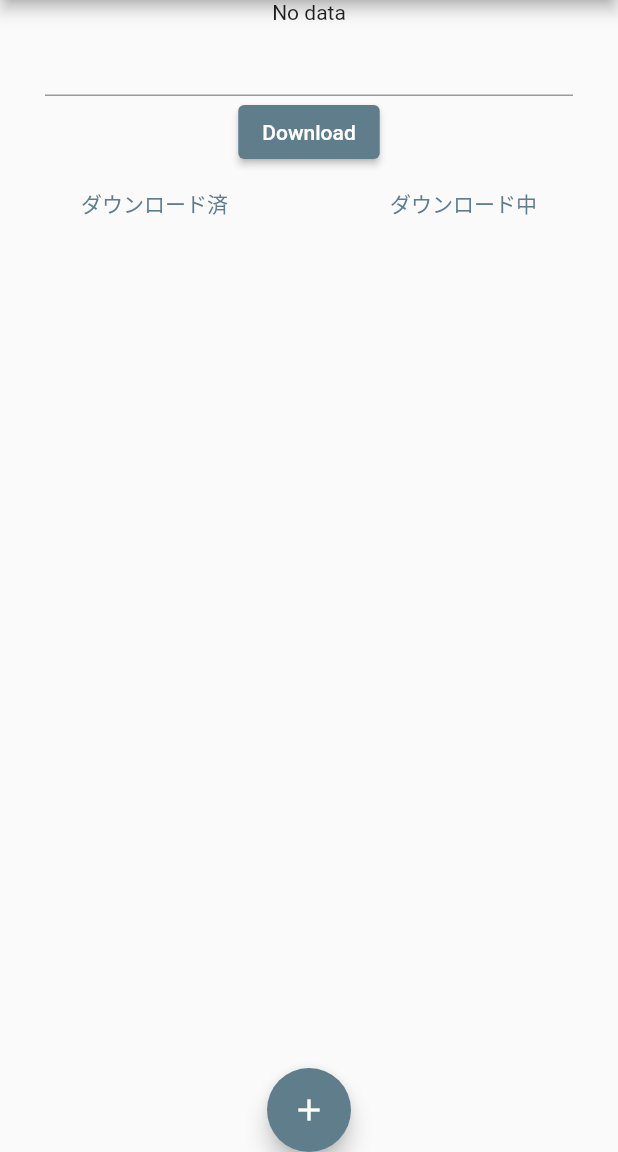
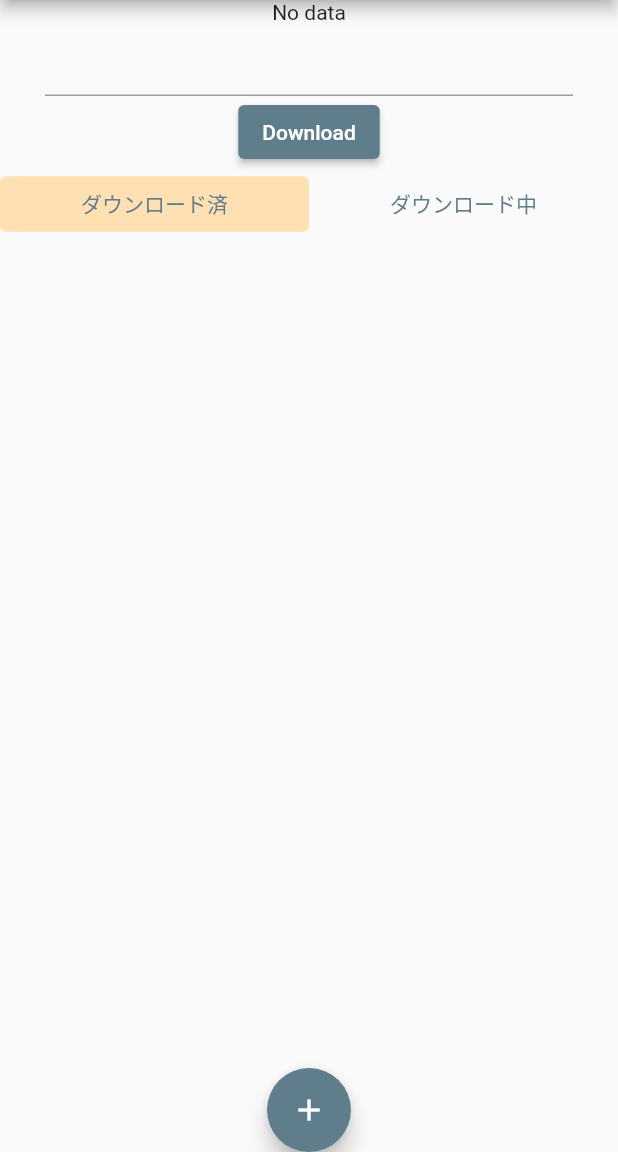
Before and after one commit to M-Shinoda/fluttube, a Flutter app: the screen it shows after launch, after a tap on "Download", after a tap on "ダウンロード済", on a phone screen of 412 x 824 dp, the part 84-1236 px from its top. Run offline on Flutter 3.47's test engine with Material 2 defaults, Android fonts, the phone set to English and light mode, and no system bars; our stand-ins replace flutter_hooks, flutter_riverpod, hooks_riverpod, permission_handler; missing offline and left inert: downloads_path_provider, receive_sharing_intent, youtube_explode_dart.

Commit message:
add download list display sepalate condition

```diff
--- a/lib/download_list.dart
+++ b/lib/download_list.dart
@@ -6,27 +6,37 @@ class UrlState {
   UrlState(this.url, this.completed);
 }
 
+class UrlStates {
+  // List<UrlState> incompList;
+  // List<UrlState> compList;
+  List<UrlState> displayList;
+  bool condition;
+  // UrlStates(this.incompList, this.compList, this.displayList);
+  UrlStates(this.displayList, this.condition);
+}
+
 final downloadListProvider =
-    StateNotifierProvider<DownloadListStateNotifier, List<UrlState>>((_) {
+    StateNotifierProvider<DownloadListStateNotifier, UrlStates>((_) {
   return DownloadListStateNotifier();
 });
 
-List<UrlState> list = [];
+List<UrlState> incompList = [];
+List<UrlState> compList = [];
+bool condition = false;
 
-class DownloadListStateNotifier extends StateNotifier<List<UrlState>> {
-  DownloadListStateNotifier() : super(<UrlState>[]);
+class DownloadListStateNotifier extends StateNotifier<UrlStates> {
+  DownloadListStateNotifier() : super(UrlStates(incompList, condition));
   void setUrl(String url) {
-    list.add(UrlState(url, false));
-    getConditionList(false);
+    incompList.add(UrlState(url, false));
+    state = UrlStates(incompList, condition);
   }
 
-  void getConditionList(bool completed) {
-    List<UrlState> conditionList = [];
-    list.forEach((state) {
-      if (state.completed == completed) {
-        conditionList.add(state);
-      }
-    });
-    state = conditionList.toList();
+  void setDisplayList(bool nextCondition) {
+    condition = nextCondition;
+    if (condition) {
+      state = UrlStates(compList, condition);
+    } else {
+      state = UrlStates(incompList, condition);
+    }
   }
 }
--- a/lib/home_body.dart
+++ b/lib/home_body.dart
@@ -17,13 +17,17 @@ class HomeBodyView extends HookConsumerWidget {
     final dListNotifier = ref.read(downloadListProvider.notifier);
     final dList = ref.watch(downloadListProvider);
 
+    bool condition = false;
+
     return Container(
       child: Column(
         children: <Widget>[
           // Text('$count'),
           // Text('$url'),
           // Text('$dList'),
-          Text(dList.isNotEmpty ? dList.last.url : 'No data'),
+          Text(dList.displayList.isNotEmpty
+              ? dList.displayList.last.url
+              : 'No data'),
           Container(
             margin: const EdgeInsets.symmetric(horizontal: 30),
             child: TextField(
@@ -35,10 +39,7 @@ class HomeBodyView extends HookConsumerWidget {
           ElevatedButton(
             onPressed: () {
               dListNotifier.setUrl(url);
-              dList.forEach((e) {
-                // print(e.url);
-              });
-              print(dList.length);
+              print(dList.displayList.length);
             },
             child: const Text('Download'),
           ),
@@ -50,26 +51,33 @@ class HomeBodyView extends HookConsumerWidget {
                 child: TextButton(
                   onPressed: () {
                     // conditionList =
-                    //     dListNotifier.getConditionList(true).toList();
-                    dListNotifier.getConditionList(true);
+                    //     dListNotifier.getConditionList(true).toList();]
+                    condition = true;
+                    dListNotifier.setDisplayList(true);
                   },
                   child: Text("ダウンロード済"),
+                  style: TextButton.styleFrom(
+                      backgroundColor:
+                          dList.condition ? Colors.orange[100] : null),
                 ),
               ),
               Expanded(
                 child: TextButton(
-                  onPressed: () {
-                    // conditionList =
-                    //     dListNotifier.getConditionList(false).toList();
-                    dListNotifier.getConditionList(false);
-                  },
-                  child: Text("ダウンロード中"),
-                ),
+                    onPressed: () {
+                      // conditionList =
+                      //     dListNotifier.getConditionList(false).toList();
+                      condition = false;
+                      dListNotifier.setDisplayList(false);
+                    },
+                    child: Text("ダウンロード中"),
+                    style: TextButton.styleFrom(
+                        backgroundColor:
+                            dList.condition ? null : Colors.orange[100])),
               ),
             ],
           ),
           Expanded(
-            child: ListCard(items: dList),
+            child: ListCard(items: dList.displayList),
           ),
           FloatingActionButton(
             onPressed: () {
```
